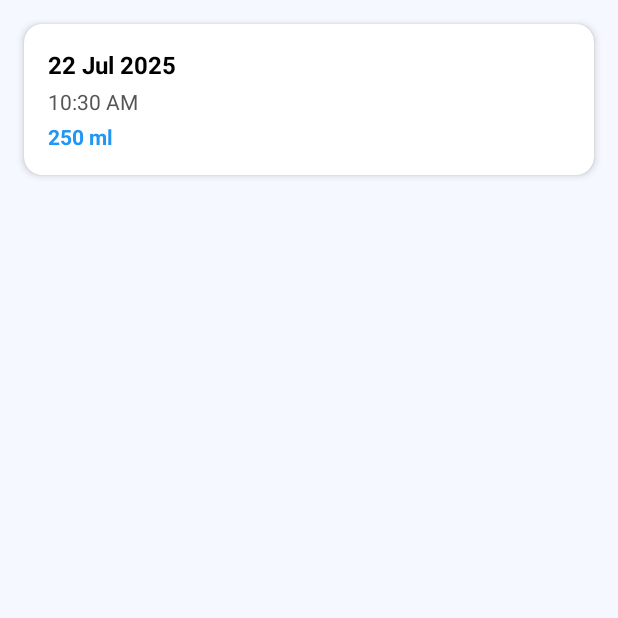
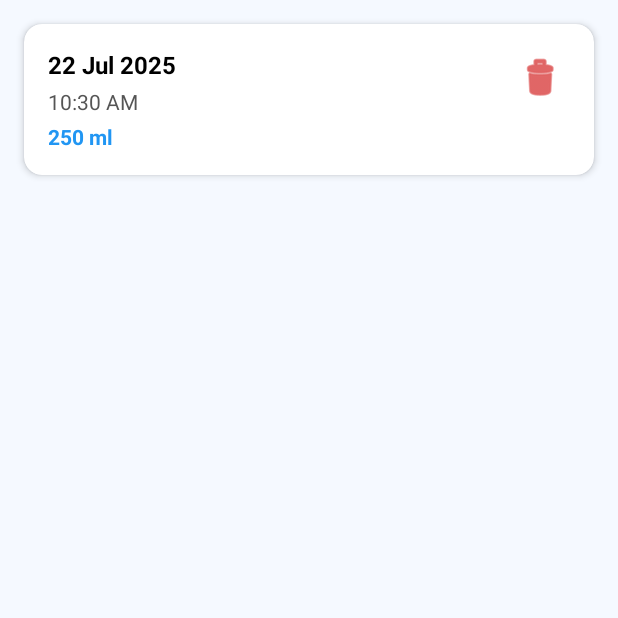
Before and after one commit to atulrai07/AquaLog, an Android app: the fragment HistoryFragment placed in its activity, on a phone screen of 412 x 824 dp, the top half of it. Run offline under Robolectric (Android 15) with nearby library versions, the phone set to English and light mode, and no system bars; our stand-ins replace Room's generated code.

```diff
--- a/app/src/main/java/com/example/aqualog/data/WaterLogDao.java
+++ b/app/src/main/java/com/example/aqualog/data/WaterLogDao.java
@@ -25,7 +25,11 @@ public interface WaterLogDao {
     @Query("DELETE FROM water_logs WHERE timestamp >= :startOfDay")
     void deleteLogsFromDay(long startOfDay);
 
-    // Optional: Get all logs (useful for debugging or showing history)
+    // Delete a single log entry by its ID
+    @Query("DELETE FROM water_logs WHERE id = :logId")
+    void deleteLogById(int logId);
+
+    // Get all logs (for history display)
     @Query("SELECT * FROM water_logs ORDER BY timestamp DESC")
     List<WaterLog> getAllLogs();
 }
--- a/app/src/main/res/layout/item_history.xml
+++ b/app/src/main/res/layout/item_history.xml
@@ -11,8 +11,14 @@
     <LinearLayout
         android:layout_width="match_parent"
         android:layout_height="wrap_content"
-        android:orientation="vertical"
+        android:orientation="horizontal"
         android:padding="16dp">
+
+        <LinearLayout
+            android:layout_width="0dp"
+            android:layout_weight="1"
+            android:layout_height="wrap_content"
+            android:orientation="vertical">
 
             <TextView
                 android:id="@+id/tvDate"
@@ -42,4 +48,16 @@
                 android:textStyle="bold"
                 android:layout_marginTop="4dp" />
         </LinearLayout>
+
+        <ImageButton
+            android:id="@+id/btnDelete"
+            android:layout_width="40dp"
+            android:layout_height="40dp"
+            android:background="?attr/selectableItemBackgroundBorderless"
+            android:clickable="true"
+            android:focusable="true"
+            android:src="@android:drawable/ic_menu_delete"
+            android:contentDescription="Delete Log"
+            android:tint="@android:color/holo_red_dark" />
+    </LinearLayout>
 </androidx.cardview.widget.CardView>
```
Also changed, not shown: app/src/main/java/com/example/aqualog/HistoryActivity.java (+12 -10 lines), app/src/main/java/com/example/aqualog/HistoryAdapter.java (+34 -5 lines), app/src/main/java/com/example/aqualog/HomeFragment.java (+22 -5 lines), app/src/main/java/com/example/aqualog/data/WaterLog.java (+4 -3 lines). Lines whose indentation alone changed are shown as unchanged.
